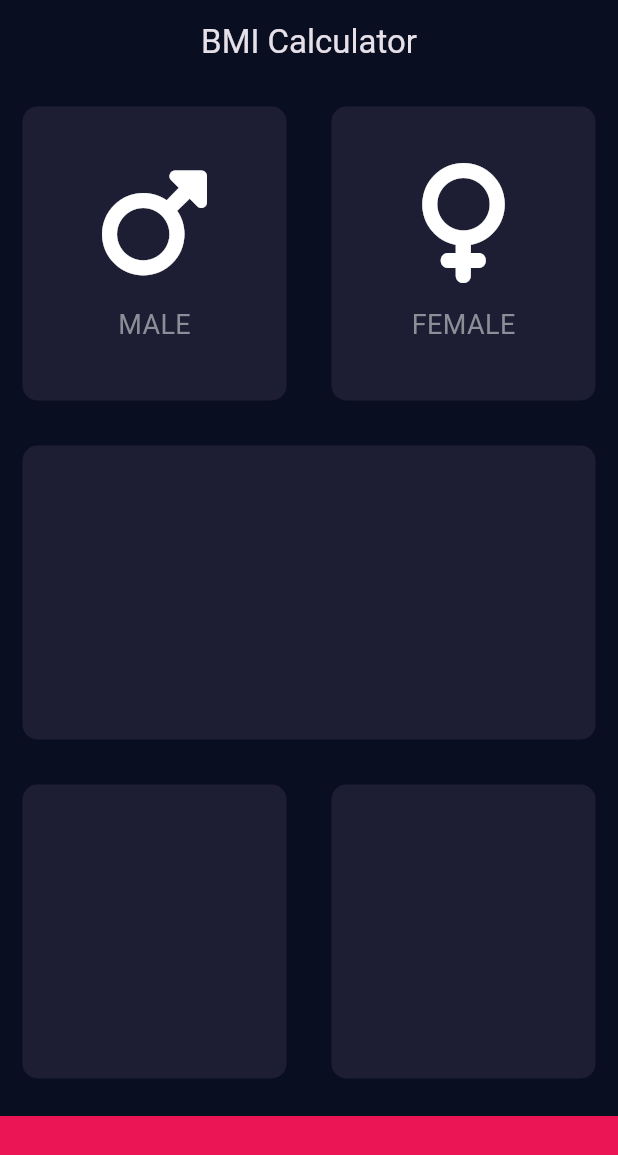
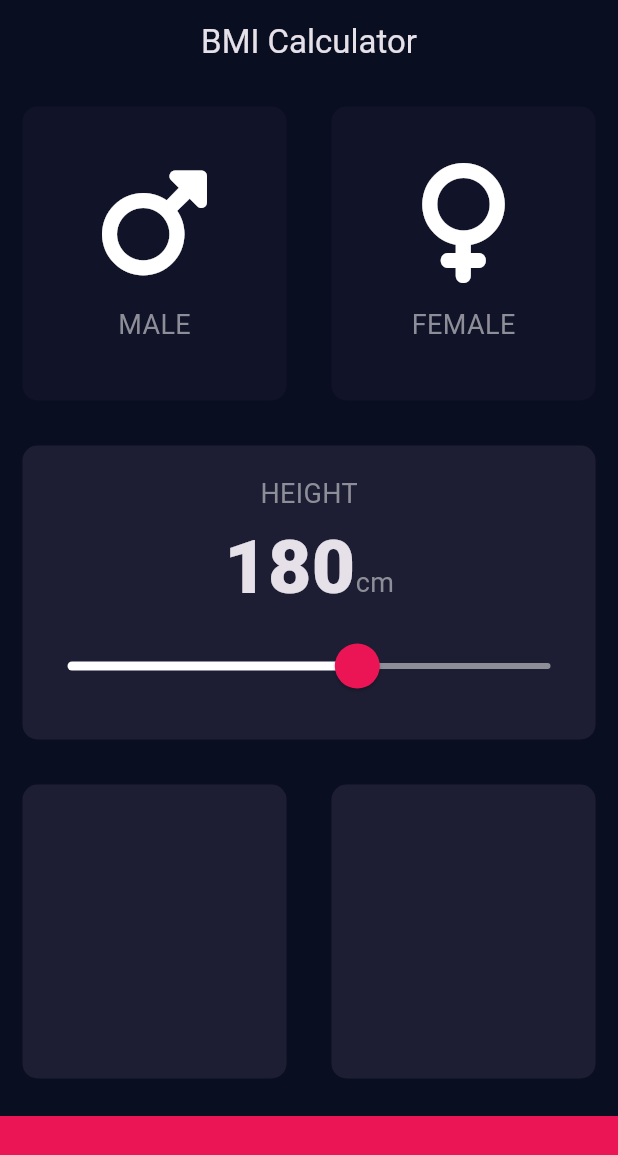
Before and after one commit to mohdanas700/BMI-Calculator, a Flutter app: the screen it shows after launch, on a phone screen of 412 x 824 dp. Shown: the top 1155 px of the screen. Run offline on Flutter 3.47's test engine with Material 3 defaults, Android fonts, the phone set to English and light mode, and no system bars; our stand-ins replace font_awesome_flutter.

Commit message:
Second Commit

```diff
--- /dev/null
+++ b/lib/constants.dart
@@ -0,0 +1,16 @@
+import 'package:flutter/material.dart';
+
+const kBottomContainerHeight = 80.0;
+const kActiveCardColor = Color(0xFF1D1E33);
+const kInactiveCardColor = Color(0xFF111328);
+const kBottomContainerColor = Color(0xFFEB1555);
+
+const kLabelTextStyle = TextStyle(
+  fontSize: 18.0,
+  color: Color(0xFF8D8E98),
+);
+
+const kNumTextStyle = TextStyle(
+  fontSize: 50.0,
+  fontWeight: FontWeight.w900,
+);
--- a/lib/icon_content.dart
+++ b/lib/icon_content.dart
@@ -1,9 +1,5 @@
 import 'package:flutter/material.dart';
-
-const labelTextStyle = TextStyle(
-  fontSize: 18.0,
-  color: Color(0xFF8D8E98),
-);
+import 'constants.dart';
 
 class IconWidget extends StatelessWidget {
   IconWidget({required this.iconn, required this.label});
@@ -25,7 +21,7 @@ class IconWidget extends StatelessWidget {
         ),
         Text(
           label,
-          style: labelTextStyle,
+          style: kLabelTextStyle,
         )
       ],
     );
--- a/lib/input_page.dart
+++ b/lib/input_page.dart
@@ -2,10 +2,10 @@ import 'package:flutter/material.dart';
 import 'package:font_awesome_flutter/font_awesome_flutter.dart';
 import 'icon_content.dart';
 import 'reusable_card.dart';
+import 'constants.dart';
 
-const bottomContainerHeight = 80.0;
-const activeCardColor = Color(0xFF1D1E33);
-const bottomContainerColor = Color(0xFFEB1555);
+enum Gender { male, female }
+int height = 180;
 
 class InputPage extends StatefulWidget {
   @override
@@ -13,6 +13,8 @@ class InputPage extends StatefulWidget {
 }
 
 class _InputPageState extends State<InputPage> {
+  Gender? selectedGender;
+
   @override
   Widget build(BuildContext context) {
     return Scaffold(
@@ -26,13 +28,21 @@ class _InputPageState extends State<InputPage> {
         backgroundColor: Theme.of(context).primaryColor,
       ),
       body: Column(
+        crossAxisAlignment: CrossAxisAlignment.stretch,
         children: <Widget>[
           Expanded(
             child: Row(
               children: <Widget>[
                 Expanded(
                   child: ReusableCard(
-                    colour: activeCardColor,
+                    onPress: () {
+                      setState(() {
+                        selectedGender = Gender.male;
+                      });
+                    },
+                    colour: selectedGender == Gender.male
+                        ? kActiveCardColor
+                        : kInactiveCardColor,
                     cardChild: IconWidget(
                       iconn: FontAwesomeIcons.mars,
                       label: "MALE",
@@ -41,33 +51,88 @@ class _InputPageState extends State<InputPage> {
                 ),
                 Expanded(
                   child: ReusableCard(
-                    colour: activeCardColor,
-                    cardChild: IconWidget(iconn: FontAwesomeIcons.venus , label: "FEMALE",),
+                    onPress: () {
+                      setState(() {
+                        selectedGender = Gender.female;
+                      });
+                    },
+                    colour: selectedGender == Gender.female
+                        ? kActiveCardColor
+                        : kInactiveCardColor,
+                    cardChild: IconWidget(
+                      iconn: FontAwesomeIcons.venus,
+                      label: "FEMALE",
+                    ),
                   ),
                 )
               ],
             ),
           ),
           Expanded(
-            child: ReusableCard(colour: activeCardColor),
+            child: ReusableCard(
+              colour: kActiveCardColor,
+              cardChild: Column(
+                mainAxisAlignment: MainAxisAlignment.center,
+                children: [
+                  Text(
+                    "HEIGHT",
+                    style: kLabelTextStyle,
+                  ),
+                  Row(
+                    mainAxisAlignment: MainAxisAlignment.center,
+                    crossAxisAlignment: CrossAxisAlignment.baseline,
+                    textBaseline: TextBaseline.alphabetic,
+                    children: [
+                      Text(
+                        height.toString(),
+                        style: kNumTextStyle,
+                      ),
+                      Text(
+                        'cm',style: kLabelTextStyle,
+                      )
+                    ],
+                  ),
+                  SliderTheme(
+                    data: SliderTheme.of(context).copyWith(
+                      activeTrackColor: Colors.white,
+                      inactiveTrackColor: Color(0xFF8D8E98),
+                      thumbColor: Color(0xFFEB1555),
+                      overlayColor: Color(0xFF1B1555),
+                      thumbShape: RoundSliderThumbShape(enabledThumbRadius: 15.0),
+                      overlayShape: RoundSliderOverlayShape(overlayRadius: 30.0)
+                    ),
+                    child: Slider(
+                        value: height.toDouble(),
+                        min: 120.0,
+                        max: 220.0,
+                        onChanged: (double newValue) {
+                          setState(() {
+                            height = newValue.toInt();
+                          });
+                        },
+                    ),
+                  )
+                ],
+              ),
+            ),
           ),
           Expanded(
             child: Row(
               children: <Widget>[
                 Expanded(
-                  child: ReusableCard(colour: activeCardColor),
+                  child: ReusableCard(colour: kActiveCardColor),
                 ),
                 Expanded(
                   child: ReusableCard(
-                    colour: activeCardColor,
+                    colour: kActiveCardColor,
                   ),
                 )
               ],
             ),
           ),
           Container(
-            color: bottomContainerColor,
-            height: bottomContainerHeight,
+            color: kBottomContainerColor,
+            height: kBottomContainerHeight,
             width: double.infinity,
             margin: EdgeInsets.only(top: 10.0),
           ),
--- a/lib/reusable_card.dart
+++ b/lib/reusable_card.dart
@@ -1,19 +1,22 @@
 import 'package:flutter/material.dart';
 
 class ReusableCard extends StatelessWidget {
-  ReusableCard({required this.colour, this.cardChild});
+  ReusableCard({required this.colour, this.cardChild, this.onPress});
 
   final Color colour;
   final Widget? cardChild;
+  final VoidCallback? onPress;
 
   @override
   Widget build(BuildContext context) {
-    return Container(
-      child: cardChild ??
-          Container(), // Use cardChild if not null, else use an empty Container,
-      margin: EdgeInsets.all(15.0),
-      decoration: BoxDecoration(
-          color: colour, borderRadius: BorderRadius.circular(10.0)),
+    return GestureDetector(
+      onTap: onPress,
+      child: Container(
+        child: cardChild ?? Container(), // Use cardChild if not null, else use an empty Container,
+        margin: EdgeInsets.all(15.0),
+        decoration: BoxDecoration(
+            color: colour, borderRadius: BorderRadius.circular(10.0)),
+      ),
     );
   }
 }
```
